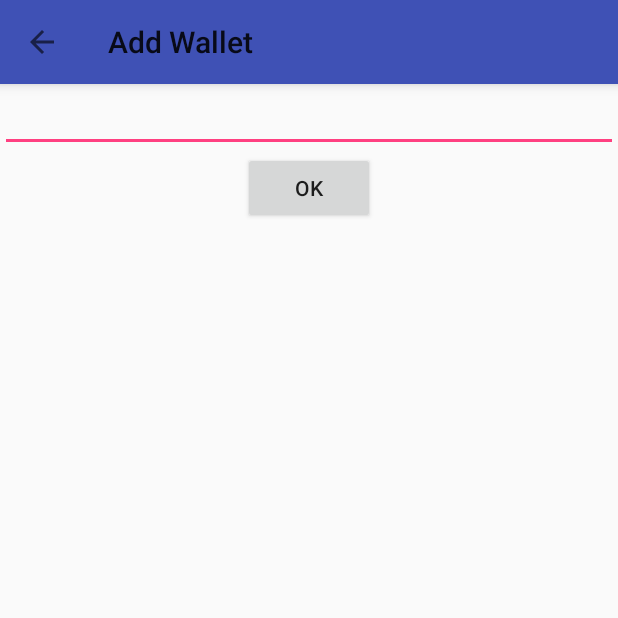
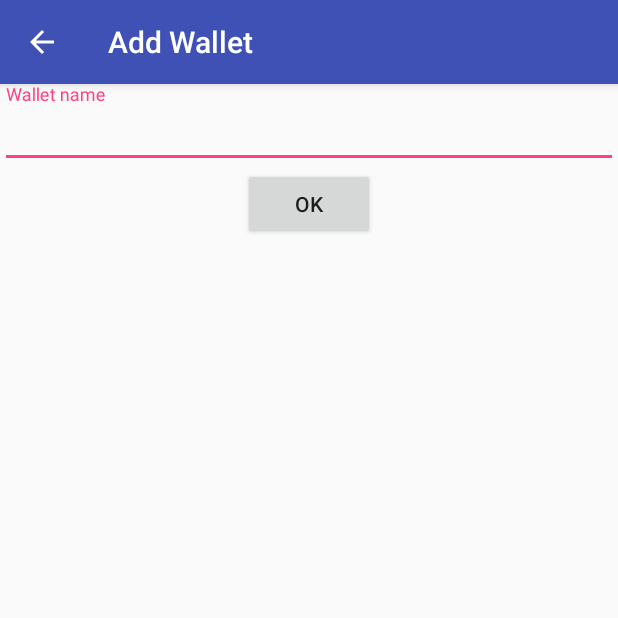
Before and after one commit to Dandewine/MyPocket, an Android app: the AddWalletActivity screen opened directly, with no data from a screen before it, on a phone screen of 412 x 824 dp, the top half of it. Run offline under Robolectric (Android 15) with nearby library versions, the phone set to English and light mode, and no system bars; our stand-ins replace Dagger/Hilt's generated code, data binding; libraries missing offline, so code that uses them is left out: io.realm, rx.schedulers, rx.subscriptions; 3 statements that could not run were skipped.

Commit message:
fix editetext issues and other stuff

```diff
--- a/build.gradle
+++ b/build.gradle
@@ -9,6 +9,7 @@ buildscript {
         classpath 'com.android.tools.build:gradle:2.0.0-alpha9'
         classpath 'me.tatarka:gradle-retrolambda:3.2.4'
         classpath 'com.neenbedankt.gradle.plugins:android-apt:1.8'
+        classpath 'com.frogermcs.dagger2metrics:dagger2metrics-plugin:0.2'
     }
 }
 
--- a/presentation/build.gradle
+++ b/presentation/build.gradle
@@ -1,6 +1,7 @@
 apply plugin: 'com.android.application'
 apply plugin: 'me.tatarka.retrolambda'
 apply plugin: 'com.neenbedankt.android-apt'
+apply plugin: 'com.frogermcs.dagger2metrics'
 
 android {
     def globalConfiguration = rootProject.extensions.getByName("ext")
--- a/presentation/src/main/java/com/denis/mypocket/view/activity/DrawerActivity.java
+++ b/presentation/src/main/java/com/denis/mypocket/view/activity/DrawerActivity.java
@@ -118,7 +118,7 @@ public class DrawerActivity extends BaseActivity implements NavigationView.OnNav
         int id = item.getItemId();
 
         if (id == R.id.nav_wallets) {
-
+            startActivity(new Intent(this,WalletsActivity.class));
         } else if (id == R.id.nav_categories) {
 
         } else if (id == R.id.nav_debts) {
--- a/presentation/src/main/java/com/denis/mypocket/viewmodel/AddWalletViewModel.java
+++ b/presentation/src/main/java/com/denis/mypocket/viewmodel/AddWalletViewModel.java
@@ -1,6 +1,7 @@
 package com.denis.mypocket.viewmodel;
 
-import android.databinding.ObservableField;
+import android.text.Editable;
+import android.text.TextWatcher;
 import android.util.Log;
 import android.view.View;
 
@@ -10,19 +11,38 @@ import com.denis.domain.models.Wallet;
 import com.denis.mypocket.StringUtils;
 import com.denis.mypocket.utils.PLTags;
 
+import java.util.Objects;
+
 import javax.inject.Inject;
 import javax.inject.Named;
 
 
 public class AddWalletViewModel implements ViewModel {
     public UseCase<Wallet> addWalletUseCase;
-    public ObservableField<String> walletName = new ObservableField<>();
+    public String walletName = "";
+
+    TextWatcher watcher = new TextWatcher() {
+        @Override
+        public void beforeTextChanged(CharSequence s, int start, int count, int after) {
+
+        }
+
+        @Override
+        public void onTextChanged(CharSequence s, int start, int before, int count) {
+
+        }
+
+        @Override
+        public void afterTextChanged(Editable s) {
+
+        }
+    };
 
 
     @Inject
     public AddWalletViewModel(@Named("addWallet") UseCase<Wallet> addWalletUseCase) {
         this.addWalletUseCase = addWalletUseCase;
-        Log.d(PLTags.INSTANCE_TAG,"AddWallet ViewModel, "+hashCode());
+        Log.d(PLTags.INSTANCE_TAG, "AddWallet ViewModel, " + hashCode());
     }
 
     @Override
@@ -30,10 +50,10 @@ public class AddWalletViewModel implements ViewModel {
         addWalletUseCase.unsubscribe();
     }
 
-    private static class AddWalletSubscriber extends DefaultSubscriber<Wallet>{
+    private static class AddWalletSubscriber extends DefaultSubscriber<Wallet> {
         @Override
         public void onCompleted() {
-            Log.d(PLTags.WALLET_TAG,"Completed");
+            Log.d(PLTags.WALLET_TAG, "Completed");
         }
 
         @Override
@@ -43,16 +63,22 @@ public class AddWalletViewModel implements ViewModel {
 
         @Override
         public void onNext(Wallet wallet) {
-            Log.d(PLTags.WALLET_TAG, StringUtils.concat(wallet.getName()," was created"));
+            Log.d(PLTags.WALLET_TAG, StringUtils.concat(wallet.getName(), " was created"));
         }
     }
 
     public void onTextChanged(CharSequence s, int start, int before, int count) {
-        walletName.set(s.toString());
+        if (!Objects.equals(walletName, s.toString()))
+            walletName = s.toString();
+    }
+
+    public void afterTextChanged(Editable s) {
+        if (!Objects.equals(walletName, s.toString()))
+            walletName = s.toString();
     }
 
     public View.OnClickListener addWalletOnClick = v ->
-            addWalletUseCase.executeSync(new AddWalletSubscriber(),new Wallet(0,walletName.get(),"",3.f));
+            addWalletUseCase.executeSync(new AddWalletSubscriber(), new Wallet(0, walletName, "", 3.f));
 
 
 }
--- a/presentation/src/main/res/layout/activity_add_wallet.xml
+++ b/presentation/src/main/res/layout/activity_add_wallet.xml
@@ -1,5 +1,5 @@
 <?xml version="1.0" encoding="utf-8"?>
-<layout>
+<layout xmlns:app="http://schemas.android.com/apk/res-auto">
     <data>
         <variable
             name="viewModel"
@@ -10,14 +10,20 @@
                   android:layout_width="match_parent"
                   android:layout_height="match_parent">
 
-        <include android:id="@+id/addWalletToolbar" layout="@layout/toolbar"/>
+        <include android:id="@+id/addWalletToolbar"
+                 layout="@layout/toolbar"/>
 
-        <EditText
+        <android.support.design.widget.TextInputLayout
             android:layout_width="match_parent"
-            android:layout_height="wrap_content"
-            android:text="@{viewModel.walletName}"
-            android:onTextChanged="@{viewModel.onTextChanged}"
-            android:id="@+id/walletNameEdit"/>
+            android:layout_height="wrap_content">
+            <EditText
+                android:id="@+id/walletNameEdit"
+                android:layout_width="match_parent"
+                android:layout_height="wrap_content"
+                android:hint="@string/wallet_hint"
+                android:text="@{viewModel.walletName}"
+                android:afterTextChanged="@{viewModel.afterTextChanged}"/>
+        </android.support.design.widget.TextInputLayout>
 
         <Button
             android:layout_width="wrap_content"
--- a/presentation/src/main/res/layout/toolbar.xml
+++ b/presentation/src/main/res/layout/toolbar.xml
@@ -1,6 +1,10 @@
 <?xml version="1.0" encoding="utf-8"?>
 <layout xmlns:app="http://schemas.android.com/apk/res-auto"
         xmlns:android="http://schemas.android.com/apk/res/android">
+    <android.support.design.widget.AppBarLayout
+        android:layout_width="match_parent"
+        android:layout_height="wrap_content"
+        android:theme="@style/AppTheme.AppBarOverlay">
         <android.support.v7.widget.Toolbar
             android:id="@+id/toolbar"
             android:layout_width="match_parent"
@@ -8,4 +12,6 @@
             android:background="?attr/colorPrimary"
             android:elevation="@dimen/toolbar_elevation"
             app:popupTheme="@style/AppTheme.PopupOverlay"/>
+    </android.support.design.widget.AppBarLayout>
+
 </layout>
--- a/presentation/src/main/res/values/strings.xml
+++ b/presentation/src/main/res/values/strings.xml
@@ -30,4 +30,5 @@
     <string name="navigation_drawer_close">Close navigation drawer</string>
 
     <string name="action_settings">Settings</string>
+    <string name="wallet_hint">Wallet name</string>
 </resources>
```
Also changed, not shown: presentation/src/main/res/drawable/vector_expense.xml (added, +9 -0 lines), presentation/src/main/res/drawable/vector_income.xml (added, +9 -0 lines), presentation/src/main/res/layout/activity_add_transaction.xml (+3 -7 lines), presentation/src/main/res/layout/drawers_content_activity.xml (+18 -18 lines), 1 other file. Lines whose indentation alone changed are shown as unchanged.
